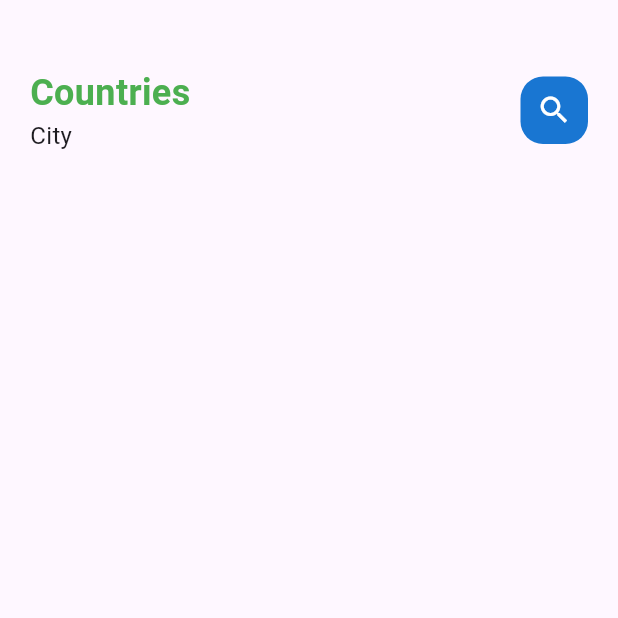
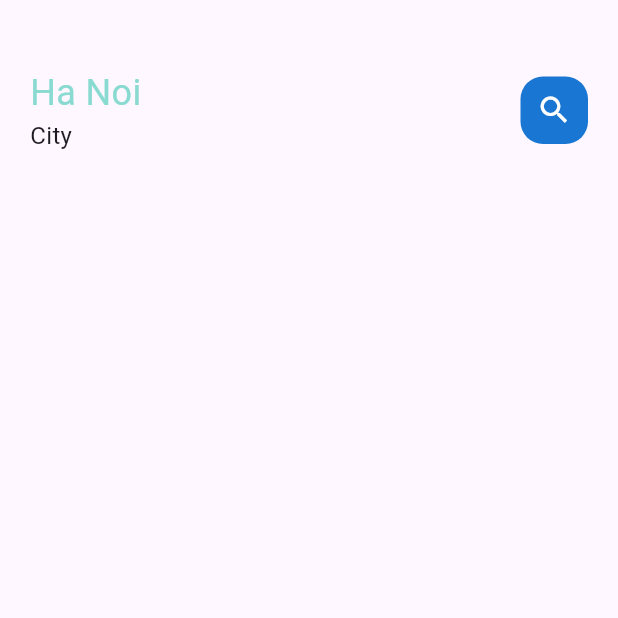
Before and after one commit to anhquantr123/food_delivery, a Flutter app: the screen it shows after launch, on a phone screen of 412 x 824 dp, the top half of it. Run offline on Flutter 3.47's test engine with Material 3 defaults, Android fonts, the phone set to English and light mode, and no system bars.

Commit message:
change constants

```diff
--- a/lib/constants/colors.dart
+++ b/lib/constants/colors.dart
@@ -1,7 +1,7 @@
 import 'package:flutter/material.dart';
 
 class AppColor {
-  static const Color titleColor = Color.fromARGB(0, 22, 22, 22);
+  static const Color titleColor = Colors.black;
   static const Color textColor = Color(0xffccc7c5);
   static const Color mainColor = Color(0xff89dad0);
 }
--- a/lib/screens/home_screen.dart
+++ b/lib/screens/home_screen.dart
@@ -1,4 +1,7 @@
 import 'package:flutter/material.dart';
+import 'package:food_delivery/constants/colors.dart';
+
+import '../widgets/widgets.dart';
 
 class HomeScreen extends StatefulWidget {
   const HomeScreen({super.key});
@@ -21,17 +24,14 @@ class _HomeScreenState extends State<HomeScreen> {
             child: Row(
               mainAxisAlignment: MainAxisAlignment.spaceBetween,
               children: [
-                const Column(
+                Column(
                   crossAxisAlignment: CrossAxisAlignment.start,
                   children: [
-                    Text(
-                      "Countries",
-                      style: TextStyle(
-                          fontSize: 24,
-                          color: Colors.green,
-                          fontWeight: FontWeight.bold),
+                    BigText(
+                      text: "Ha Noi",
+                      color: AppColor.mainColor,
                     ),
-                    Text(
+                    const Text(
                       "City",
                       style: TextStyle(fontSize: 16),
                     )
--- a/lib/widgets/big_text.dart
+++ b/lib/widgets/big_text.dart
@@ -11,7 +11,7 @@ class BigText extends StatelessWidget {
   BigText(
       {super.key,
       required this.text,
-      this.color = AppColor.textColor,
+      this.color = AppColor.titleColor,
       this.size = 24,
       this.overFlow = TextOverflow.ellipsis,
       this.fontWeight = false});
--- /dev/null
+++ b/lib/widgets/widgets.dart
@@ -0,0 +1 @@
+export 'big_text.dart';
```
